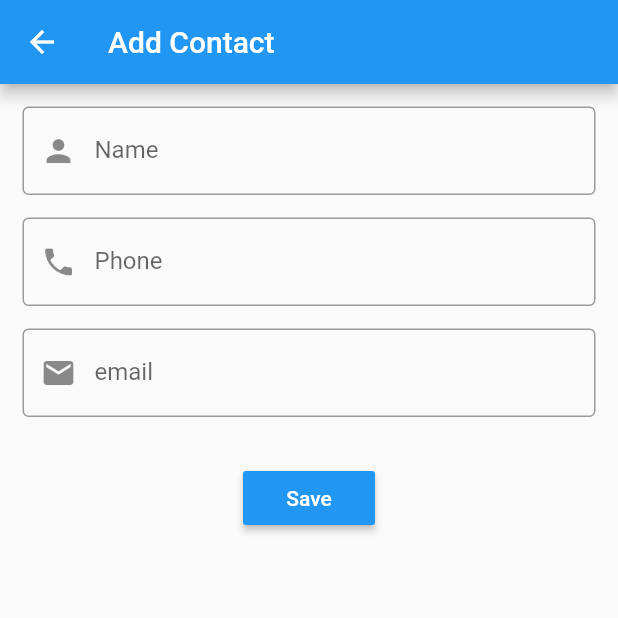
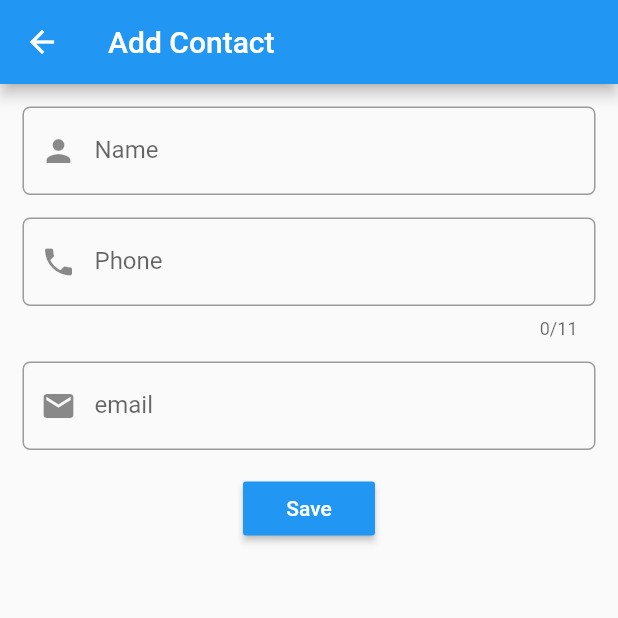
Before and after one commit to musjib999/flutterClass, a Flutter app: the screen it shows after launch, after a tap on "Add Contact", on a phone screen of 412 x 824 dp, the top half of it. Run offline on Flutter 3.47's test engine with Material 2 defaults, Android fonts, the phone set to English and light mode, and no system bars; our stand-ins replace cloud_firestore, firebase_core, fluttertoast; accounts and stored records are empty.

Commit message:
third class

```diff
--- a/lib/core/service/contact_service.dart
+++ b/lib/core/service/contact_service.dart
@@ -1,12 +1,48 @@
+import 'package:api_flutter/shared/model/contact_model.dart';
 import 'package:cloud_firestore/cloud_firestore.dart';
 
 class ContactService {
   FirebaseFirestore firestore = FirebaseFirestore.instance;
-  Future<List<QueryDocumentSnapshot>> getAllContact() async {
-    List<QueryDocumentSnapshot> contacts = [];
-    await firestore.collection('contacts').get().then((value) {
-      contacts = value.docs;
-    });
-    return contacts;
+  Future<List<ContactModel>> getAllContact() async {
+    List<ContactModel> contactList = [];
+    try {
+      await firestore.collection('contacts').get().then((value) {
+        List<QueryDocumentSnapshot<Map<String, dynamic>>> contacts = value.docs;
+        for (var contact in contacts) {
+          contactList.add(
+            ContactModel(
+              name: contact.data()['name'],
+              email: contact.data()['email'],
+              phone: contact.data()['phone'],
+            ),
+          );
+        }
+      });
+    } catch (e) {
+      contactList.add(
+        ContactModel(name: 'N/A', email: 'N/A', phone: 'N/A'),
+      );
+      throw 'Error occured $e';
+    }
+    return contactList;
+  }
+
+  Future<ContactModel?> addContact(Map<String, dynamic> data) async {
+    ContactModel? contactModel;
+    try {
+      await firestore.collection('contacts').add(data).then((value) {
+        value.get().then((value) {
+          contactModel = ContactModel(
+            name: value.data()!['name'],
+            email: value.data()!['email'],
+            phone: value.data()!['phone'],
+          );
+        });
+      });
+    } catch (e) {
+      contactModel = ContactModel(name: 'N/A', email: 'N/A', phone: 'N/A');
+      throw 'Error occured $e';
+    }
+    return contactModel;
   }
 }
--- a/lib/core/service/service_export.dart
+++ b/lib/core/service/service_export.dart
@@ -1,2 +1,3 @@
 export 'api_service.dart';
 export 'contact_service.dart';
+export 'dialog_service.dart';
--- a/lib/core/service_injector/service_injector.dart
+++ b/lib/core/service_injector/service_injector.dart
@@ -3,6 +3,7 @@ import 'package:api_flutter/core/service/service_export.dart';
 class Serviceinjector {
   ApiService apiService = ApiService();
   ContactService contactService = ContactService();
+  DialogService dialogService = DialogService();
 }
 
 Serviceinjector si = Serviceinjector();
--- a/lib/module/screen/add_contact.dart
+++ b/lib/module/screen/add_contact.dart
@@ -1,3 +1,5 @@
+import 'package:api_flutter/core/service_injector/service_injector.dart';
+import 'package:api_flutter/shared/widget/text_field.dart';
 import 'package:flutter/material.dart';
 
 class AddContactPage extends StatefulWidget {
@@ -8,47 +10,103 @@ class AddContactPage extends StatefulWidget {
 }
 
 class _AddContactPageState extends State<AddContactPage> {
+  TextEditingController name = TextEditingController();
+  TextEditingController phone = TextEditingController();
+  TextEditingController email = TextEditingController();
+  bool isLoading = false;
+
+  final _formKey = GlobalKey<FormState>();
   @override
   Widget build(BuildContext context) {
     return Scaffold(
       appBar: AppBar(
         title: const Text('Add Contact'),
       ),
-      body: Container(
+      body: SingleChildScrollView(
+        child: Container(
           margin: const EdgeInsets.all(15.0),
           child: Form(
+            key: _formKey,
             child: Column(
               children: [
-              const TextField(
-                decoration: InputDecoration(
-                  border: OutlineInputBorder(),
+                InputTextField(
+                  controller: name,
+                  validator: (value) {
+                    if (value!.isEmpty) {
+                      return 'Name is required';
+                    }
+                    return null;
+                  },
                   hintText: 'John Doe',
-                  label: Text('Name'),
-                  prefixIcon: Icon(Icons.person),
-                ),
+                  labelText: 'Name',
+                  icon: Icons.person,
                 ),
                 const SizedBox(height: 15.0),
-              const TextField(
-                decoration: InputDecoration(
-                  border: OutlineInputBorder(),
+                InputTextField(
+                  controller: phone,
+                  validator: (value) {
+                    if (value!.isEmpty) {
+                      return 'Phone number is required';
+                    } else if (value.length < 11) {
+                      return 'Invalid phone number';
+                    }
+                    return null;
+                  },
                   hintText: '08012345678',
-                  label: Text('Phone'),
-                  prefixIcon: Icon(Icons.phone),
-                ),
+                  labelText: 'Phone',
+                  icon: Icons.phone,
+                  maxLength: 11,
                 ),
                 const SizedBox(height: 15.0),
-              const TextField(
-                decoration: InputDecoration(
-                  border: OutlineInputBorder(),
+                InputTextField(
+                  controller: email,
+                  validator: (value) {
+                    if (value!.isEmpty) {
+                      return 'Email is required';
+                    } else if (!value.contains('@')) {
+                      return 'Invalid email';
+                    }
+                    return null;
+                  },
                   hintText: 'johndoe@gmail.com',
-                  label: Text('email'),
-                  prefixIcon: Icon(Icons.email),
+                  labelText: 'email',
+                  icon: Icons.email,
                 ),
+                const SizedBox(height: 15),
+                MaterialButton(
+                  onPressed: () async {
+                    if (_formKey.currentState!.validate()) {
+                      _formKey.currentState!.save();
+                      setState(() {
+                        isLoading = true;
+                      });
+                      Map<String, dynamic> contact = {
+                        'name': name.text,
+                        'phone': phone.text,
+                        'email': email.text
+                      };
+
+                      await si.contactService.addContact(contact).then(
+                        (value) {
+                          setState(() {
+                            isLoading = false;
+                          });
+                          si.dialogService
+                              .showToaster('${name.text} has been saved');
+                          name.clear();
+                          phone.clear();
+                          email.clear();
+                        },
+                      );
+                    }
+                  },
+                  child: isLoading == true
+                      ? const Center(
+                          child: CircularProgressIndicator(
+                            color: Colors.white,
                           ),
-              const SizedBox(height: 30),
-              MaterialButton(
-                onPressed: () {},
-                child: const Text(
+                        )
+                      : const Text(
                           'Save',
                           style: TextStyle(color: Colors.white),
                         ),
@@ -58,6 +116,7 @@ class _AddContactPageState extends State<AddContactPage> {
             ),
           ),
         ),
+      ),
     );
   }
 }
--- a/lib/module/screen/home.dart
+++ b/lib/module/screen/home.dart
@@ -1,5 +1,6 @@
 import 'package:api_flutter/core/service_injector/service_injector.dart';
 import 'package:api_flutter/module/screen/add_contact.dart';
+import 'package:api_flutter/shared/model/contact_model.dart';
 import 'package:flutter/material.dart';
 
 class MyHomePage extends StatefulWidget {
@@ -21,8 +22,13 @@ class _MyHomePageState extends State<MyHomePage> {
         builder: (context, snapshot) {
           final data = snapshot.data;
           if (snapshot.connectionState == ConnectionState.waiting) {
-            return const Center(
+            return Container(
+              width: double.infinity,
+              height: double.infinity,
+              color: Colors.white,
+              child: const Center(
                 child: CircularProgressIndicator(),
+              ),
             );
           } else if (snapshot.hasError) {
             return Column(
@@ -35,26 +41,41 @@ class _MyHomePageState extends State<MyHomePage> {
               ],
             );
           }
-          return ListView.separated(
+          return data.length < 1
+              ? Center(
+                  child: Column(
+                    mainAxisAlignment: MainAxisAlignment.center,
+                    crossAxisAlignment: CrossAxisAlignment.center,
+                    children: const [
+                      Icon(
+                        Icons.person_off,
+                        size: 45.0,
+                      ),
+                      SizedBox(height: 15),
+                      Text('No Contact added Yet!!!'),
+                    ],
+                  ),
+                )
+              : ListView.separated(
                   itemBuilder: (context, index) {
-              String name = data[index].data()['name'];
-              String phone = data[index].data()['phone'];
+                    ContactModel contact = data[index];
                     return ListTile(
                       leading: CircleAvatar(
-                  child: Text(name[0].toUpperCase()),
+                        child: Text(contact.name[0].toUpperCase()),
                       ),
                       title: Text(
-                  name,
+                        contact.name,
                         maxLines: 1,
                         overflow: TextOverflow.ellipsis,
                       ),
-                subtitle: Text(phone),
+                      subtitle: Text(contact.phone),
                     );
                   },
                   itemCount: snapshot.data!.length,
                   separatorBuilder: (BuildContext context, int index) =>
                       const Padding(
-              padding: EdgeInsets.symmetric(horizontal: 15.0, vertical: 0),
+                    padding:
+                        EdgeInsets.symmetric(horizontal: 15.0, vertical: 0),
                     child: Divider(),
                   ),
                 );
--- /dev/null
+++ b/lib/shared/model/contact_model.dart
@@ -0,0 +1,6 @@
+class ContactModel {
+  String name;
+  String email;
+  String phone;
+  ContactModel({required this.name, required this.email, required this.phone});
+}
--- a/lib/shared/widget/text_field.dart
+++ b/lib/shared/widget/text_field.dart
@@ -1,16 +1,37 @@
-// import 'package:flutter/material.dart';
+import 'package:flutter/material.dart';
 
-// class InputTextField extends StatelessWidget {
-//   final String? hintText;
-//   InputTextField({this.hintText});
+class InputTextField extends StatelessWidget {
+  final String hintText;
+  final String labelText;
+  final IconData icon;
+  final int? maxLength;
+  final TextEditingController? controller;
+  final String? Function(String?)? validator;
 
-//   @override
-//   Widget build(BuildContext context) {
-//     return const TextField(
-//       decoration: InputDecoration(
-//         border: OutlineInputBorder(),
-//         hintText: hintText,
-//       ),
-//     );
-//   }
-// }
+  const InputTextField(
+      {required this.hintText,
+      required this.labelText,
+      required this.icon,
+      this.controller,
+      this.validator,
+      this.maxLength,
+      Key? key})
+      : super(key: key);
+
+  @override
+  Widget build(BuildContext context) {
+    return TextFormField(
+      controller: controller,
+      validator: validator,
+      decoration: InputDecoration(
+        border: OutlineInputBorder(
+          borderRadius: BorderRadius.circular(5.0),
+        ),
+        label: Text(labelText),
+        prefixIcon: Icon(icon),
+        hintText: hintText,
+      ),
+      maxLength: maxLength,
+    );
+  }
+}
--- a/pubspec.yaml
+++ b/pubspec.yaml
@@ -39,6 +39,7 @@ dependencies:
   #firebase packages
   firebase_core: ^1.10.3
   cloud_firestore: ^3.1.2
+  fluttertoast: ^8.0.8
 
 dev_dependencies:
   flutter_test:
```
Also changed, not shown: lib/core/service/dialog_service.dart (added, +7 -0 lines), pubspec.lock, 1 other file. Lines whose indentation alone changed are shown as unchanged.
